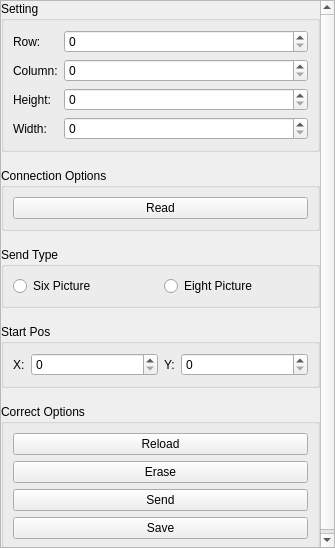
The window that src/MaxConfig3/mccorrect.ui (liyangfamily/TestActions) describes before a commit, drawn with Qt 5.
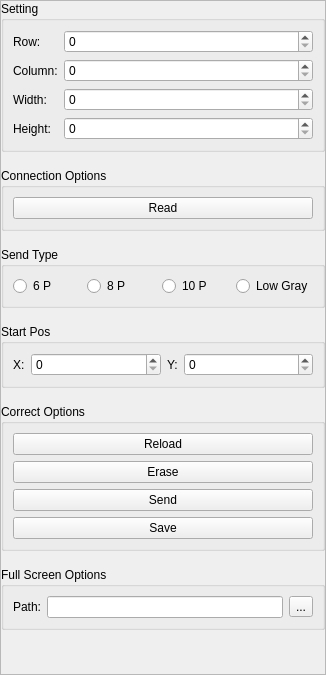
The same window after the commit.

Diff of the .ui file:
```diff
--- a/src/MaxConfig3/mccorrect.ui
+++ b/src/MaxConfig3/mccorrect.ui
@@ -6,8 +6,8 @@
    <rect>
     <x>0</x>
     <y>0</y>
-    <width>335</width>
-    <height>548</height>
+    <width>326</width>
+    <height>675</height>
    </rect>
   </property>
   <property name="windowTitle">
@@ -39,8 +39,8 @@
        <rect>
         <x>0</x>
         <y>0</y>
-        <width>333</width>
-        <height>546</height>
+        <width>324</width>
+        <height>673</height>
        </rect>
       </property>
       <layout class="QVBoxLayout" name="verticalLayout_2">
@@ -98,22 +98,6 @@
            <widget class="QSpinBox" name="spinBoxCol"/>
           </item>
           <item row="2" column="0">
-           <widget class="QLabel" name="label_4">
-            <property name="sizePolicy">
-             <sizepolicy hsizetype="Preferred" vsizetype="Preferred">
-              <horstretch>0</horstretch>
-              <verstretch>0</verstretch>
-             </sizepolicy>
-            </property>
-            <property name="text">
-             <string>Height:</string>
-            </property>
-           </widget>
-          </item>
-          <item row="2" column="1">
-           <widget class="QSpinBox" name="spinBoxHeight"/>
-          </item>
-          <item row="3" column="0">
            <widget class="QLabel" name="label_3">
             <property name="sizePolicy">
              <sizepolicy hsizetype="Preferred" vsizetype="Preferred">
@@ -126,9 +110,25 @@
             </property>
            </widget>
           </item>
-          <item row="3" column="1">
+          <item row="2" column="1">
            <widget class="QSpinBox" name="spinBoxWidth"/>
           </item>
+          <item row="3" column="0">
+           <widget class="QLabel" name="label_4">
+            <property name="sizePolicy">
+             <sizepolicy hsizetype="Preferred" vsizetype="Preferred">
+              <horstretch>0</horstretch>
+              <verstretch>0</verstretch>
+             </sizepolicy>
+            </property>
+            <property name="text">
+             <string>Height:</string>
+            </property>
+           </widget>
+          </item>
+          <item row="3" column="1">
+           <widget class="QSpinBox" name="spinBoxHeight"/>
+          </item>
          </layout>
         </widget>
        </item>
@@ -157,14 +157,28 @@
           <item>
            <widget class="QRadioButton" name="radioBtnSixPic">
             <property name="text">
-             <string>Six Picture</string>
+             <string>6 P</string>
             </property>
            </widget>
           </item>
           <item>
            <widget class="QRadioButton" name="radioBtnEightPic">
             <property name="text">
-             <string>Eight Picture</string>
+             <string>8 P</string>
+            </property>
+           </widget>
+          </item>
+          <item>
+           <widget class="QRadioButton" name="radioBtn10Pic">
+            <property name="text">
+             <string>10 P</string>
+            </property>
+           </widget>
+          </item>
+          <item>
+           <widget class="QRadioButton" name="radioBtnLowGray">
+            <property name="text">
+             <string>Low Gray</string>
             </property>
            </widget>
           </item>
@@ -237,6 +251,32 @@
          </layout>
         </widget>
        </item>
+       <item>
+        <widget class="QGroupBox" name="groupBox_6">
+         <property name="title">
+          <string>Full Screen Options</string>
+         </property>
+         <layout class="QHBoxLayout" name="horizontalLayout_2">
+          <item>
+           <widget class="QLabel" name="lableFullScreenDataPath">
+            <property name="text">
+             <string>Path:</string>
+            </property>
+           </widget>
+          </item>
+          <item>
+           <widget class="QLineEdit" name="lineEditFullScreenData"/>
+          </item>
+          <item>
+           <widget class="QToolButton" name="toolBtnFullScreenData">
+            <property name="text">
+             <string>...</string>
+            </property>
+           </widget>
+          </item>
+         </layout>
+        </widget>
+       </item>
        <item>
         <spacer name="verticalSpacer">
          <property name="orientation">
```
